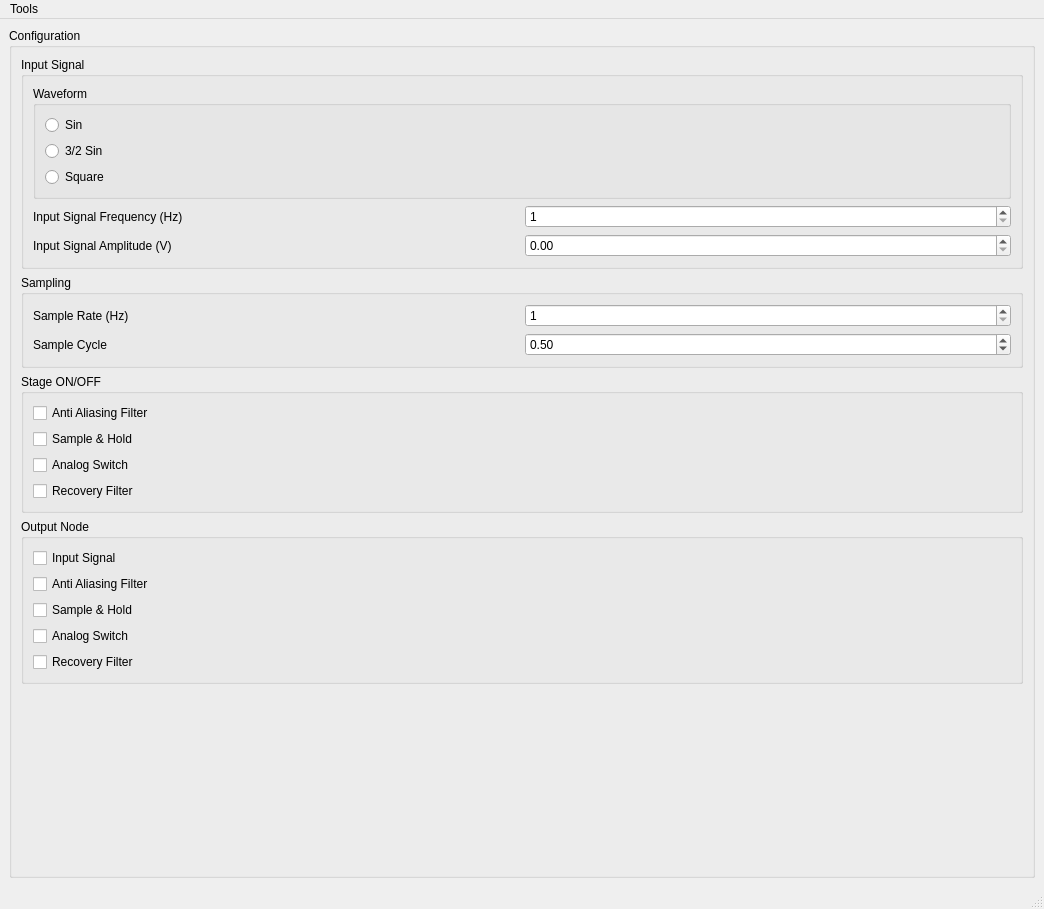
The window that Entorno de Simulacion/resources/design.ui (assd-grupo-6/TP1---Muestreo) describes before a commit, drawn with Qt 5.
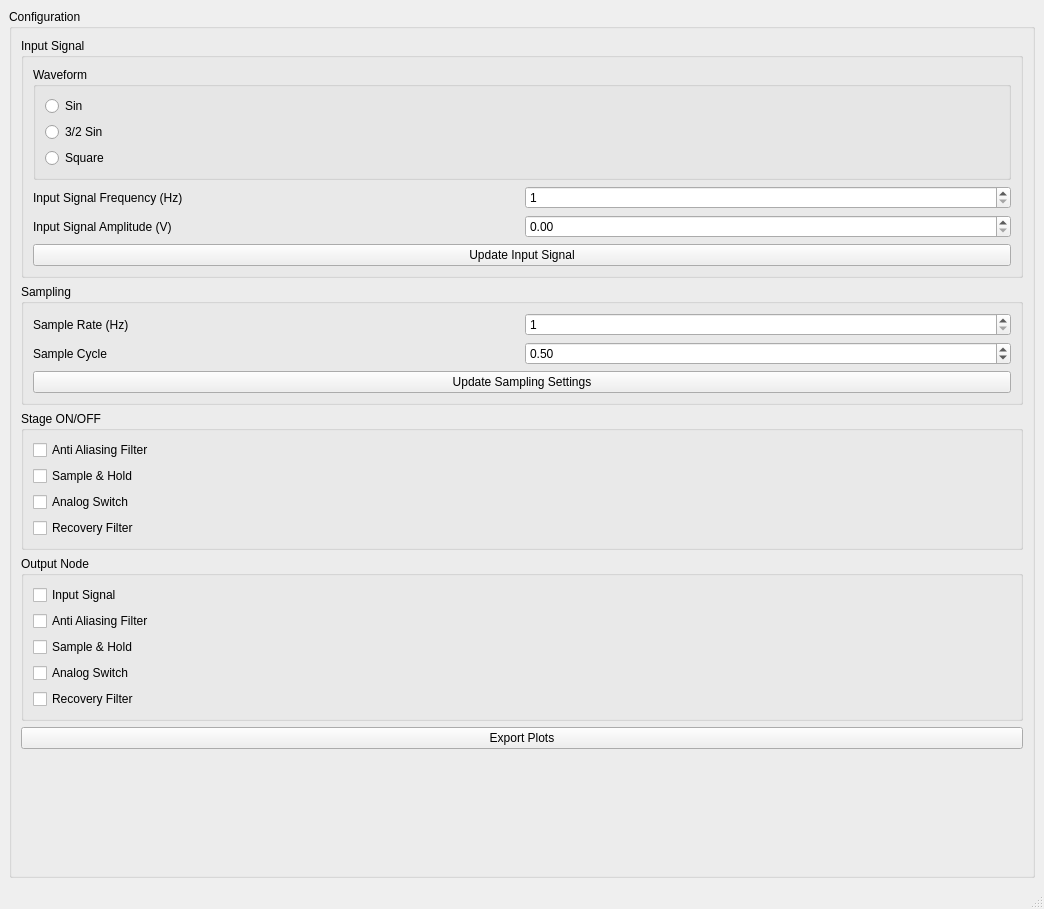
The same window after the commit.

What changed in the file:
```diff
--- a/Entorno de Simulacion/resources/design.ui
+++ b/Entorno de Simulacion/resources/design.ui
@@ -34,7 +34,7 @@
         <property name="title">
          <string>Configuration</string>
         </property>
-        <layout class="QVBoxLayout" name="verticalLayout_2" stretch="0,0">
+        <layout class="QVBoxLayout" name="verticalLayout_2" stretch="0,0,0">
          <property name="sizeConstraint">
           <enum>QLayout::SetMinimumSize</enum>
          </property>
@@ -281,6 +281,13 @@
                 </item>
                </layout>
               </item>
+              <item row="1" column="0">
+               <widget class="QPushButton" name="updateSampe_pushButton">
+                <property name="text">
+                 <string>Update Sampling Settings</string>
+                </property>
+               </widget>
+              </item>
              </layout>
             </widget>
            </item>
@@ -389,6 +396,16 @@
                 </property>
                </widget>
               </item>
+              <item row="2" column="1">
+               <widget class="QDoubleSpinBox" name="inputSignalAmp_spinBox">
+                <property name="sizePolicy">
+                 <sizepolicy hsizetype="Preferred" vsizetype="Preferred">
+                  <horstretch>0</horstretch>
+                  <verstretch>0</verstretch>
+                 </sizepolicy>
+                </property>
+               </widget>
+              </item>
               <item row="2" column="0">
                <widget class="QLabel" name="label_4">
                 <property name="sizePolicy">
@@ -402,13 +419,10 @@
                 </property>
                </widget>
               </item>
-              <item row="2" column="1">
-               <widget class="QDoubleSpinBox" name="inputSignalAmp_spinBox">
-                <property name="sizePolicy">
-                 <sizepolicy hsizetype="Preferred" vsizetype="Preferred">
-                  <horstretch>0</horstretch>
-                  <verstretch>0</verstretch>
-                 </sizepolicy>
+              <item row="3" column="0" colspan="2">
+               <widget class="QPushButton" name="updateInput_pushButton">
+                <property name="text">
+                 <string>Update Input Signal</string>
                 </property>
                </widget>
               </item>
@@ -417,6 +431,13 @@
            </item>
           </layout>
          </item>
+         <item>
+          <widget class="QPushButton" name="exportPlots_pushButton">
+           <property name="text">
+            <string>Export Plots</string>
+           </property>
+          </widget>
+         </item>
          <item>
           <spacer name="verticalSpacer">
            <property name="orientation">
@@ -444,24 +465,6 @@
     </item>
    </layout>
   </widget>
-  <widget class="QMenuBar" name="menubar">
-   <property name="geometry">
-    <rect>
-     <x>0</x>
-     <y>0</y>
-     <width>1044</width>
-     <height>26</height>
-    </rect>
-   </property>
-   <widget class="QMenu" name="menuTools">
-    <property name="title">
-     <string>Tools</string>
-    </property>
-    <addaction name="actionConfig_AAF_Settings"/>
-    <addaction name="actionRecovery_Filter_Settings"/>
-   </widget>
-   <addaction name="menuTools"/>
-  </widget>
   <widget class="QStatusBar" name="statusbar"/>
   <action name="actionConfig_AAF_Settings">
    <property name="text">
```
